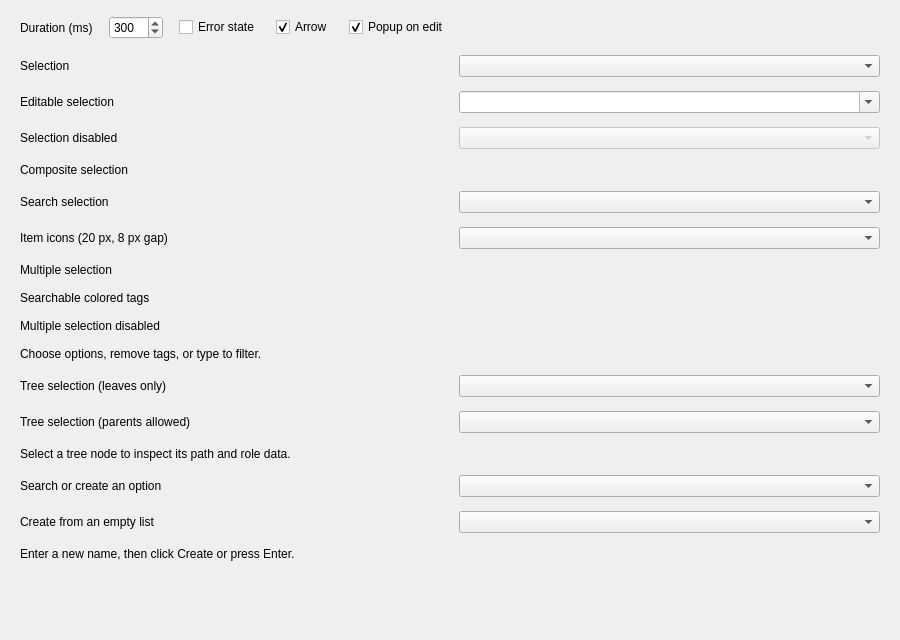
Above: examples/comboboxespage.ui from daonvshu/qt-animated-widgets before the change. Below: the same form after it.
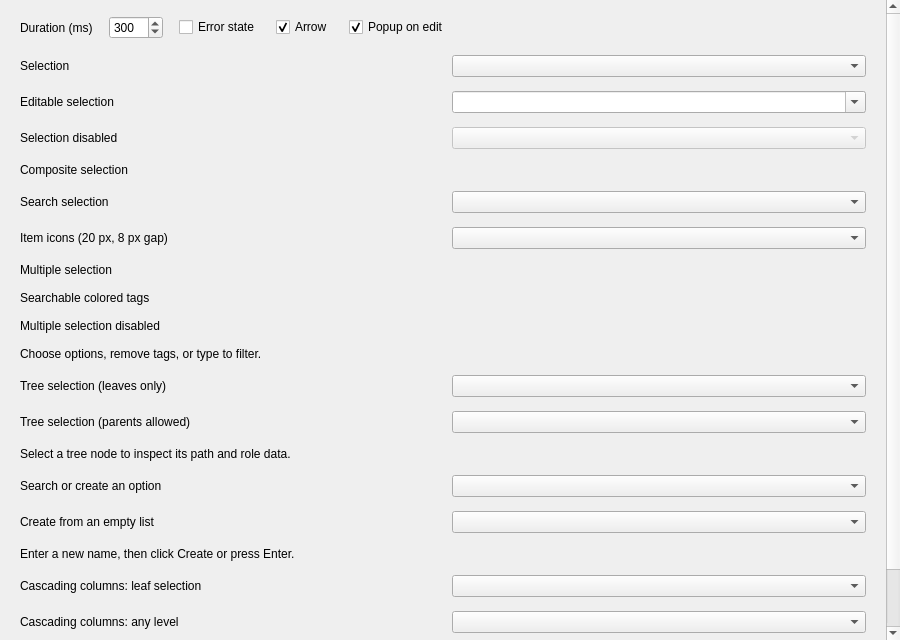
That is the form after the change. Custom widgets are drawn as their Qt base class.

Commit message: feat: add cascader combo box with column navigation

```diff
--- a/examples/comboboxespage.ui
+++ b/examples/comboboxespage.ui
@@ -10,6 +10,16 @@
     <height>640</height>
    </rect>
   </property>
+  <layout class="QVBoxLayout" name="pageOuterLayout">
+   <property name="leftMargin"><number>0</number></property>
+   <property name="topMargin"><number>0</number></property>
+   <property name="rightMargin"><number>0</number></property>
+   <property name="bottomMargin"><number>0</number></property>
+   <item>
+    <widget class="QScrollArea" name="comboScrollArea">
+     <property name="frameShape"><enum>QFrame::NoFrame</enum></property>
+     <property name="widgetResizable"><bool>true</bool></property>
+     <widget class="QWidget" name="comboScrollContent">
   <layout class="QVBoxLayout" name="comboBoxesPageLayout">
    <property name="spacing"><number>16</number></property>
    <property name="leftMargin"><number>20</number></property>
@@ -194,6 +204,35 @@
        <property name="text"><string>Choose options, remove tags, or type to filter.</string></property>
       </widget>
      </item>
+         <item row="16" column="0">
+          <widget class="QLabel" name="cascaderLabel">
+           <property name="text"><string>Cascading columns: leaf selection</string></property>
+          </widget>
+         </item>
+         <item row="16" column="1">
+          <widget class="CascaderComboBox" name="comboCascader"/>
+         </item>
+         <item row="17" column="0">
+          <widget class="QLabel" name="cascaderParentsLabel">
+           <property name="text"><string>Cascading columns: any level</string></property>
+          </widget>
+         </item>
+         <item row="17" column="1">
+          <widget class="CascaderComboBox" name="comboCascaderParents">
+           <property name="leafOnly"><bool>false</bool></property>
+           <property name="showFullPath"><bool>false</bool></property>
+          </widget>
+         </item>
+         <item row="18" column="0" colspan="2">
+          <widget class="QLabel" name="cascaderResultLabel">
+           <property name="text"><string>Select a leaf to inspect its full path and role data.</string></property>
+          </widget>
+         </item>
+         <item row="19" column="0" colspan="2">
+          <widget class="QLabel" name="cascaderHelpLabel">
+           <property name="text"><string>Click a branch to browse the next column. Use arrows to navigate and Enter to confirm.</string></property>
+          </widget>
+         </item>
     </layout>
    </item>
    <item>
@@ -206,7 +245,16 @@
    </item>
   </layout>
  </widget>
+    </widget>
+   </item>
+  </layout>
+ </widget>
  <customwidgets>
+  <customwidget>
+   <class>CascaderComboBox</class>
+   <extends>QComboBox</extends>
+   <header>animatedwidgets/comboboxes/cascadercombobox.h</header>
+  </customwidget>
   <customwidget>
    <class>CreatableComboBox</class>
    <extends>QComboBox</extends>
```
Lines whose indentation alone changed are shown as unchanged. The commit also changes 29 other files.
